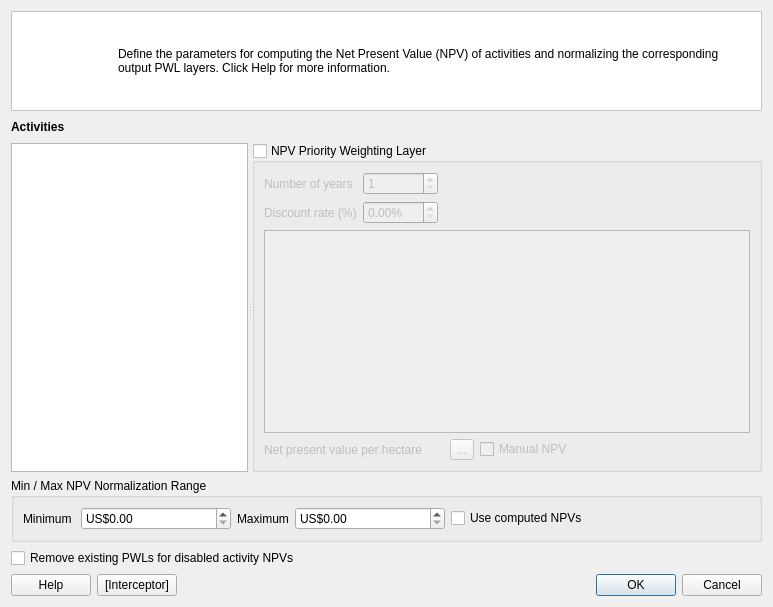
ConservationInternational/cplus-plugin, file src/cplus_plugin/ui/financial_pwl_dialog.ui: the form before one commit.
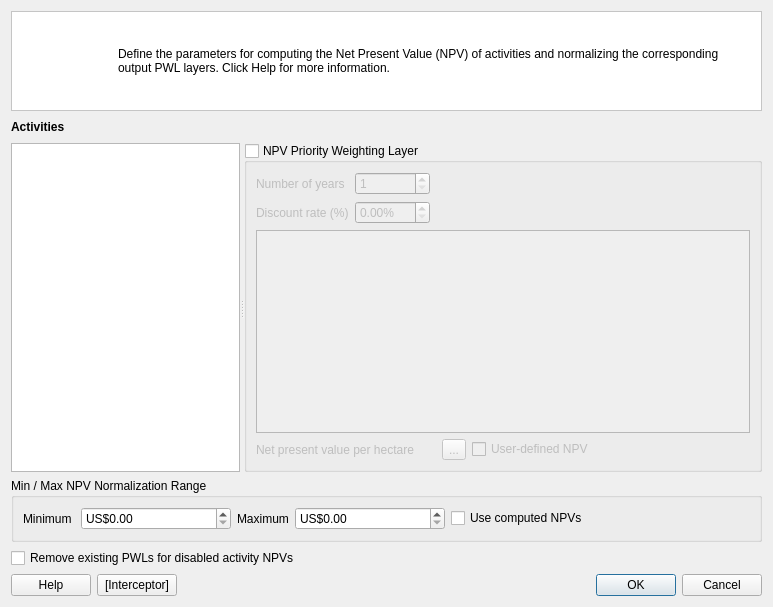
The form after the commit. Custom widgets are drawn as their Qt base class.

Commit message: Change label in NPV manager dialog.

What changed in the file:
```diff
--- a/src/cplus_plugin/ui/financial_pwl_dialog.ui
+++ b/src/cplus_plugin/ui/financial_pwl_dialog.ui
@@ -54,7 +54,7 @@
        <item row="4" column="5">
         <widget class="QCheckBox" name="cb_manual_npv">
          <property name="text">
-          <string>Manual NPV</string>
+          <string>User-defined NPV</string>
          </property>
         </widget>
        </item>
```
